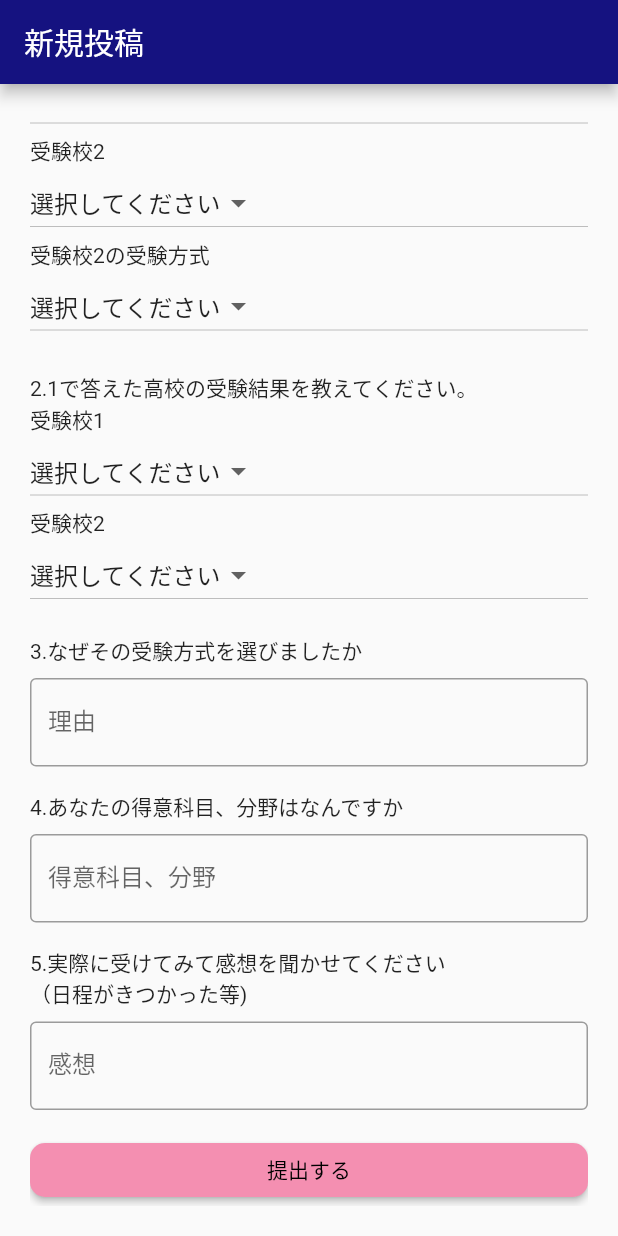
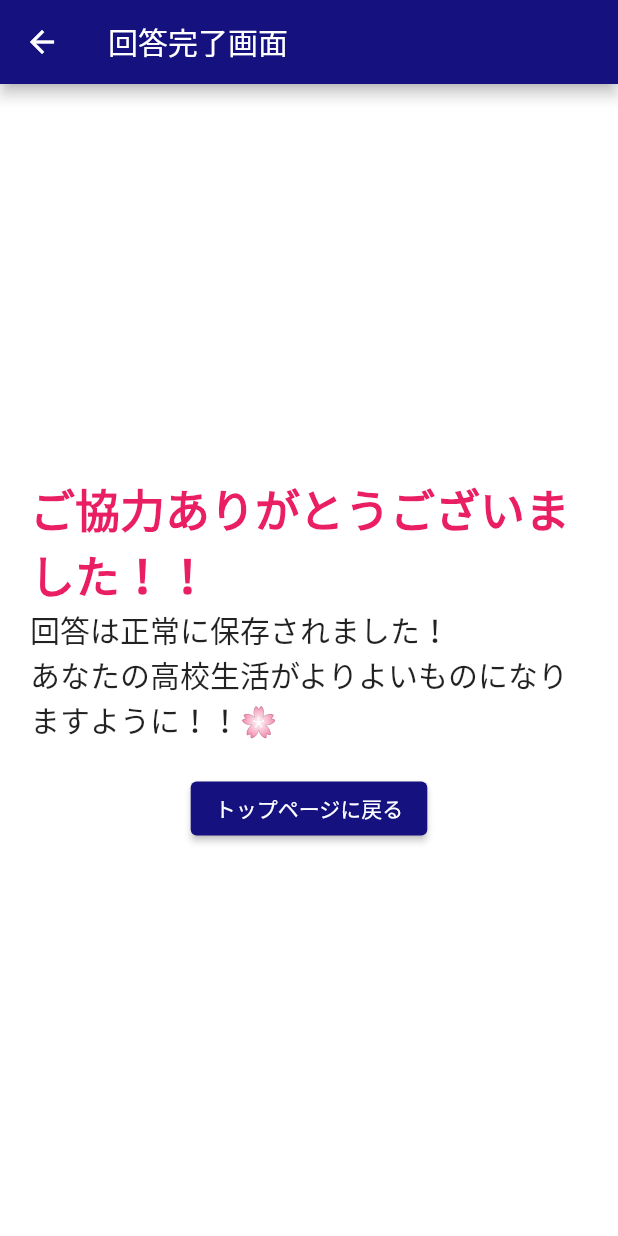
Before and after one commit to Dra-ryu/Heigan_Log, a Flutter app: the SamplePage screen opened directly, scrolled down 269 dp, after a tap on "提出する", on a phone screen of 412 x 824 dp. Run offline on Flutter 3.47's test engine with Material 2 defaults, Android fonts, the phone set to English and light mode, and no system bars.

Commit message:
最新化(投稿ページと投稿ありがとうページを繋ぐ)

```diff
--- /dev/null
+++ b/lib/Second_Page.dart
@@ -0,0 +1,47 @@
+import 'package:flutter/material.dart';
+import 'package:heiganlog/top_page.dart';
+
+class SecondPage extends StatelessWidget {
+  const SecondPage({super.key});
+
+  @override
+  Widget build(BuildContext context) {
+    return Scaffold(
+      appBar: AppBar(
+        title: const Text('回答完了画面'),
+        backgroundColor: Color(0xFF151280),
+      ),
+      body: Center(
+        child: Container(
+          padding: const EdgeInsets.all(20),
+          color: Colors.white,
+          child: Column(mainAxisAlignment: MainAxisAlignment.center, children: [
+            Text('ご協力ありがとうございました！！',
+                style: TextStyle(
+                    fontSize: 30,
+                    color: Colors.pink,
+                    fontWeight: FontWeight.bold)),
+            Text('回答は正常に保存されました！\nあなたの高校生活がよりよいものになりますように！！🌸',
+                style: TextStyle(fontSize: 20)),
+            Container(
+              // 内側の余白（パディング）
+              padding: EdgeInsets.all(10),
+            ),
+            ElevatedButton(
+                child: const Text('トップページに戻る'),
+                style: ElevatedButton.styleFrom(
+                  primary: Color(0xFF151280),
+                  onPrimary: Colors.white,
+                ),
+                onPressed: () {
+                  Navigator.push(
+                    context,
+                    MaterialPageRoute(builder: (context) => TopPage()),
+                  );
+                }),
+          ]),
+        ),
+      ),
+    );
+  }
+}
--- a/lib/highschool_new.dart
+++ b/lib/highschool_new.dart
@@ -1,4 +1,6 @@
 import 'package:flutter/material.dart';
+
+import 'Second_Page.dart';
 
 
 class createExperienceApp extends StatelessWidget {
@@ -328,7 +330,12 @@ class _SamplePageState extends State<SamplePage> {
                 borderRadius: BorderRadius.circular(10),
               ),
             ),
-            onPressed: () {},
+            onPressed: () {
+              Navigator.push(
+                context,
+                MaterialPageRoute(builder: (context) => SecondPage()),
+              );
+            },
           ),
 
             ],
```
